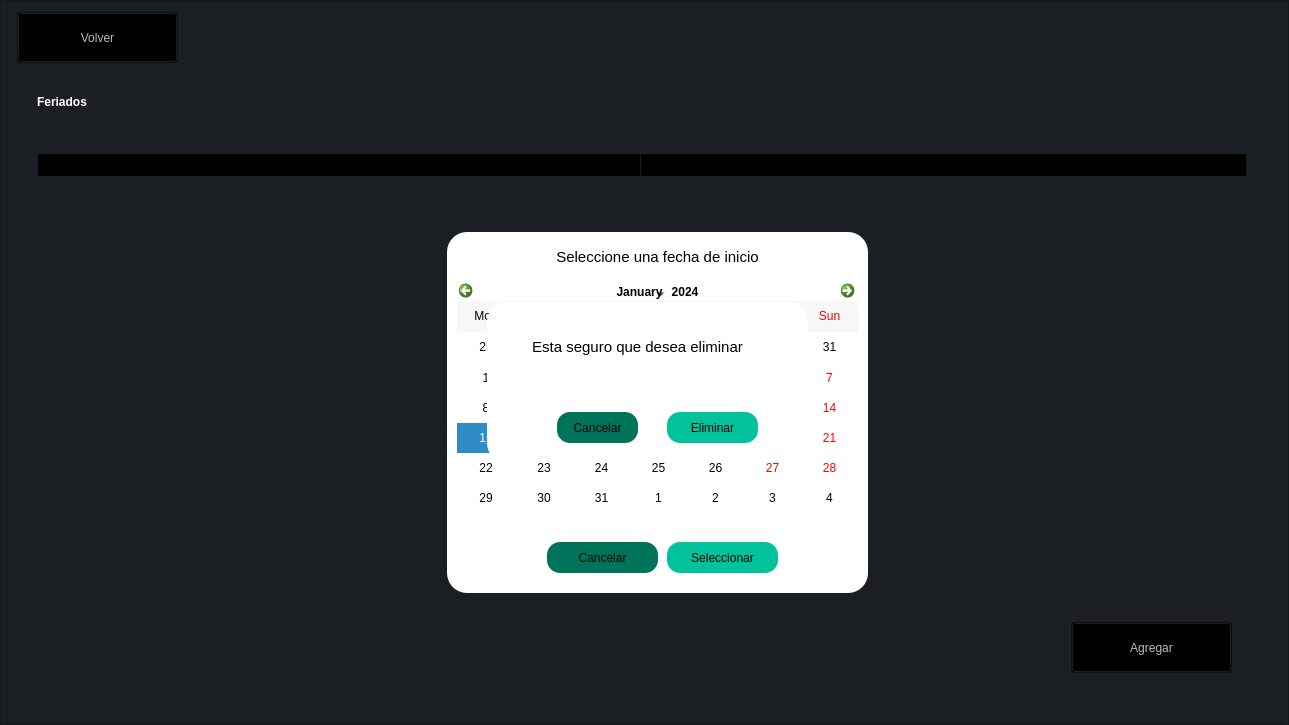
Old version of the form ui/vistaferiados.ui in the repository rojasalexander/AdministradorProyectosFacultad.
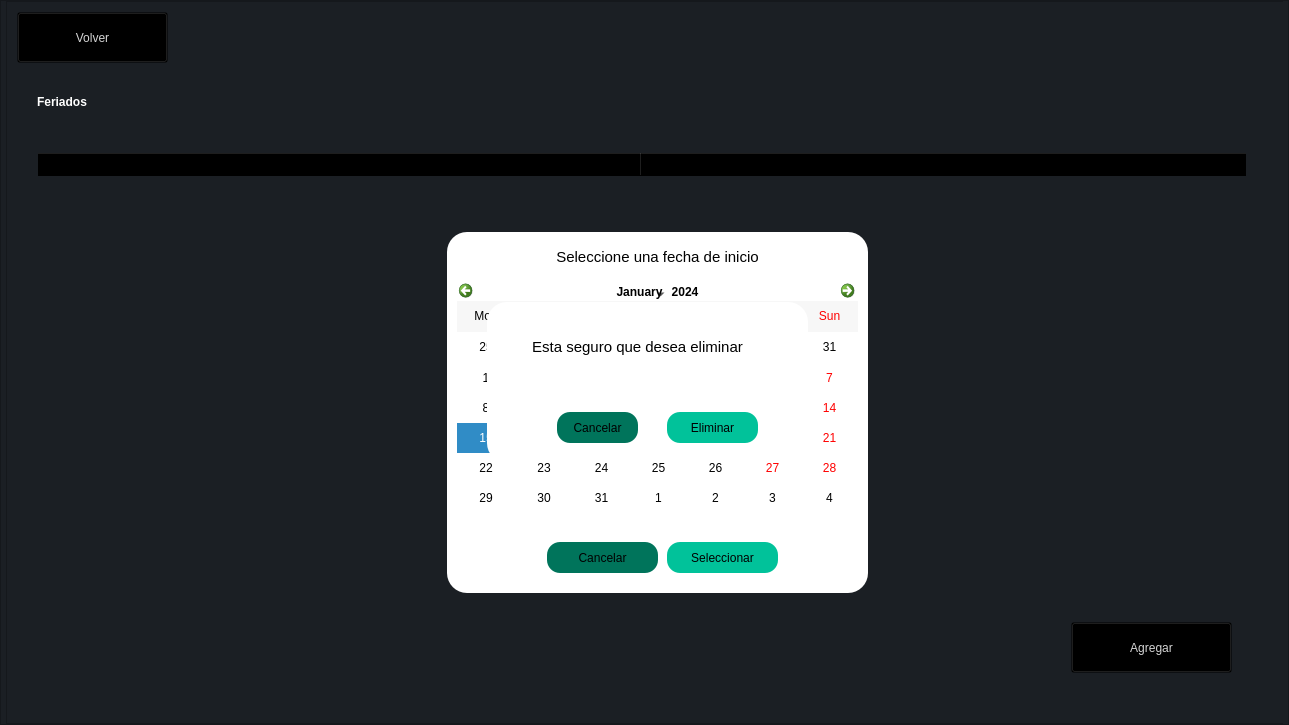
New version of the form. Icons and pictures are not drawn.

What changed in the file:
```diff
--- a/ui/vistaferiados.ui
+++ b/ui/vistaferiados.ui
@@ -322,9 +322,19 @@
              </rect>
             </property>
             <property name="styleSheet">
-             <string notr="true">background-color: rgba(0,0, 0, 0);
-font: 14pt &quot;Verdana&quot;;
-color: rgb(188, 188, 188);</string>
+             <string notr="true">QPushButton{
+color: rgb(213, 213, 213);
+font: 75 12pt &quot;Verdana&quot;;
+text-align: center;
+background-color: rgba(0, 0, 0, 0);
+}
+
+QPushButton:hover{
+background-color: rgba(10, 10, 10, 120);
+color: rgb(213, 213, 213);
+font: 75 12pt &quot;Verdana&quot;;
+border-radius: 15px;
+}</string>
             </property>
             <property name="text">
              <string>Agregar</string>
@@ -443,14 +453,24 @@
              <rect>
               <x>10</x>
               <y>10</y>
-              <width>161</width>
+              <width>151</width>
               <height>51</height>
              </rect>
             </property>
             <property name="styleSheet">
-             <string notr="true">background-color: rgba(0,0, 0, 0);
-font: 14pt &quot;Verdana&quot;;
-color: rgb(188, 188, 188);</string>
+             <string notr="true">QPushButton{
+color: rgb(213, 213, 213);
+font: 75 12pt &quot;Verdana&quot;;
+text-align: center;
+background-color: rgba(0, 0, 0, 0);
+}
+
+QPushButton:hover{
+background-color: rgba(10, 10, 10, 120);
+color: rgb(213, 213, 213);
+font: 75 12pt &quot;Verdana&quot;;
+border-radius: 15px;
+}</string>
             </property>
             <property name="text">
              <string>Volver</string>
```
